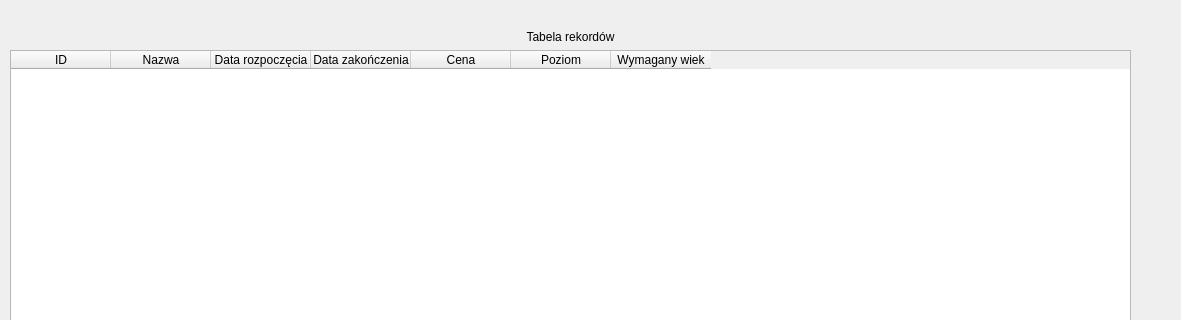
Qt form tableedit_kursy_pracownik.ui (aleksanderkalenbach/IO_2020_2021_ASP) before a commit; both pictures show x 0 to 1181 and y 0 to 320 of the 1181 by 634 pixel window.
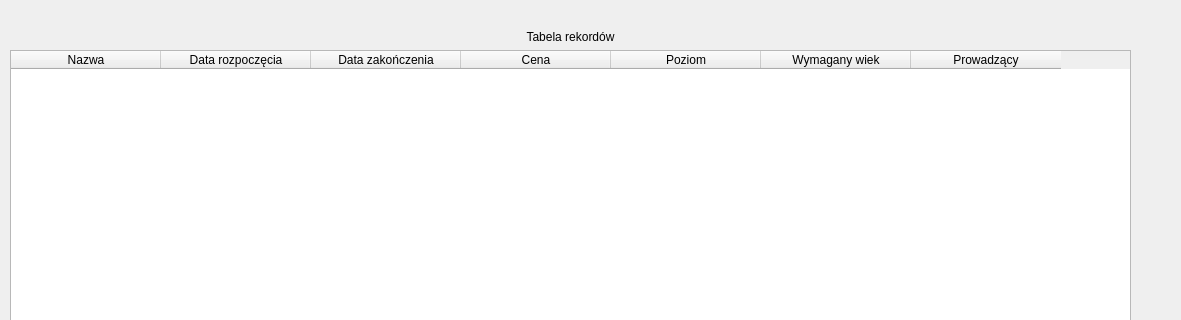
The same form after that commit.

Commit message: Dodanie listy rozwijalnej z prowadzącymi przy dodawaniu kursu + usunięcie ID z z tabeli kursów oraz dodanie tam prowadzącego

Diff of the .ui file:
```diff
--- a/tableedit_kursy_pracownik.ui
+++ b/tableedit_kursy_pracownik.ui
@@ -48,11 +48,9 @@
       </item>
       <item row="0" column="0" colspan="4">
        <widget class="QTableWidget" name="tableWidget">
-        <column>
-         <property name="text">
-          <string>ID</string>
-         </property>
-        </column>
+        <attribute name="horizontalHeaderDefaultSectionSize">
+         <number>150</number>
+        </attribute>
         <column>
          <property name="text">
           <string>Nazwa</string>
@@ -83,6 +81,11 @@
           <string>Wymagany wiek</string>
          </property>
         </column>
+        <column>
+         <property name="text">
+          <string>Prowadzący</string>
+         </property>
+        </column>
        </widget>
       </item>
       <item row="1" column="1">
```
The commit also changes 12 other files.
